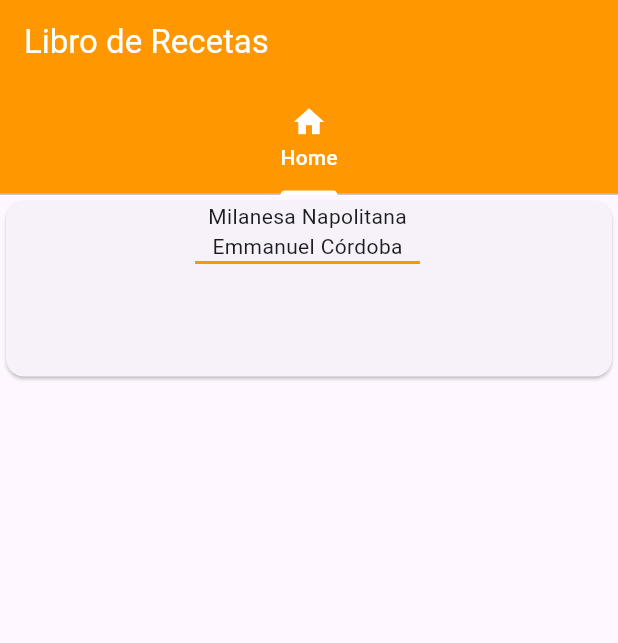
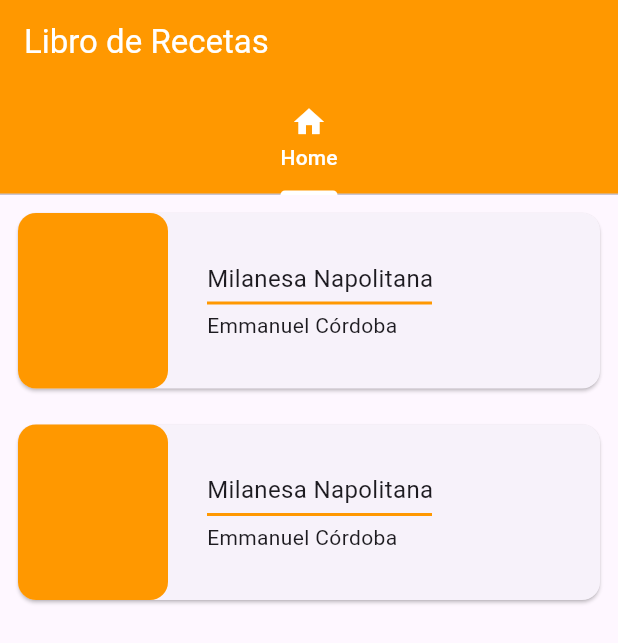
Before and after one commit to emmanuelcordoba/platzi_recipe_book, a Flutter app: the screen it shows after launch, on a phone screen of 412 x 824 dp. Shown: the top 643 px of the screen. Run offline on Flutter 3.47's test engine with Material 3 defaults, Android fonts, the phone set to English and light mode, and no system bars; Roboto replaces fonts that are missing (Quicksand).

Commit message:
Personalización de la _RecipesCard.

```diff
--- a/lib/screens/home.dart
+++ b/lib/screens/home.dart
@@ -6,7 +6,16 @@ class HomeScreen extends StatelessWidget {
   @override
   Widget build(BuildContext context) {
     return Scaffold(
-      body: Container(
+      body: Column(children: <Widget>[
+        _RecipesCard(context),
+        _RecipesCard(context)],),
+    );
+  }
+
+  Widget _RecipesCard(BuildContext context) {
+    return Padding(
+      padding: const EdgeInsets.all(8),
+      child: Container(
         width: MediaQuery.of(context).size.width,
         height: 125,
         child: Card(
@@ -15,23 +24,27 @@ class HomeScreen extends StatelessWidget {
               Container(
                 height: 125,
                 width: 100,
-                child: ClipRRect(
-                  borderRadius: BorderRadius.circular(10),
-                  child: Container(),
-                ),
+                decoration: BoxDecoration(
+                  color: Colors.orange,
+                  borderRadius: BorderRadius.circular(12)
+                )
               ),
               SizedBox(
                 width: 26,
               ),
               Column(
+                mainAxisAlignment: MainAxisAlignment.center,
+                crossAxisAlignment: CrossAxisAlignment.start,
                 children: [
-                  Text('Milanesa Napolitana'),
-                  Text('Emmanuel Córdoba'),
+                  Text('Milanesa Napolitana', style: TextStyle(fontSize: 16, fontFamily: 'Quicksand'),),
+                  SizedBox(height: 4,),
                   Container(
                     height: 2,
                     width: 150,
                     color: Colors.orange,
-                  )
+                  ),
+                  SizedBox(height: 4,),
+                  Text('Emmanuel Córdoba', style: TextStyle(fontSize: 14, fontFamily: 'Quicksand')),
                 ],
               )
             ],
```
